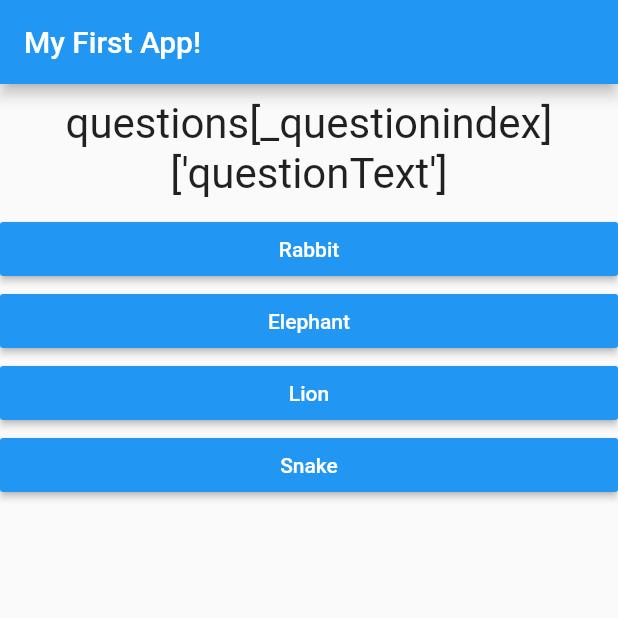
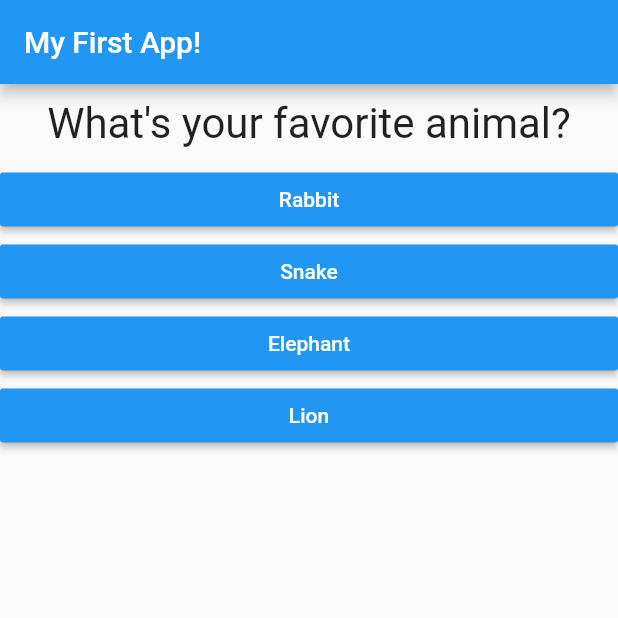
Before and after one commit to Amoghtech/Flutter-made-simple, a Flutter app: the screen it shows after launch, after a tap on "Black", on a phone screen of 412 x 824 dp, the top half of it. Run offline on Flutter 3.47's test engine with Material 2 defaults, Android fonts, the phone set to English and light mode, and no system bars.

Commit message:
Getter, splitting into small compoennts

```diff
--- a/quiz_app/lib/answer.dart
+++ b/quiz_app/lib/answer.dart
@@ -2,8 +2,8 @@ import 'package:flutter/material.dart';
 
 class Answer extends StatelessWidget {
   final VoidCallback selecthandler;
-final String answertext;
-  Answer(this.selecthandler,this.answertext);
+  final String answertext;
+  Answer(this.selecthandler, this.answertext);
 
   @override
   Widget build(BuildContext context) {
@@ -11,7 +11,7 @@ final String answertext;
         width: double.infinity,
         child: RaisedButton(
           onPressed: selecthandler,
-          textColor:Colors.white,
+          textColor: Colors.white,
           child: Text(answertext),
           color: Colors.blue,
         ));
--- a/quiz_app/lib/main.dart
+++ b/quiz_app/lib/main.dart
@@ -2,9 +2,8 @@
 import 'package:flutter/material.dart';
 
 //My Imports
-import './question.dart';
-import './answer.dart';
-
+import './quiz.dart';
+import './result.dart';
 // void main() {
 //   runApp(MyApp());
 // }
@@ -22,37 +21,61 @@ class MyApp extends StatefulWidget {
 class _MyAppState extends State<MyApp> {
   var _questionindex = 0;
 
-  void _answerquestions() {
+  final _questions = const [
+    {
+      'questionText': 'What\'s your favorite color?',
+      'answers': [
+        {'text': 'Black', 'score': 10},
+        {'text': 'Red', 'score': 5},
+        {'text': 'Green', 'score': 3},
+        {'text': 'White', 'score': 1},
+      ],
+    },
+    {
+      'questionText': 'What\'s your favorite animal?',
+      'answers': [
+        {'text': 'Rabbit', 'score': 3},
+        {'text': 'Snake', 'score': 11},
+        {'text': 'Elephant', 'score': 5},
+        {'text': 'Lion', 'score': 9},
+      ],
+    },
+    {
+      'questionText': 'Who\'s your favorite instructor?',
+      'answers': [
+        {'text': 'Max', 'score': 1},
+        {'text': 'Max', 'score': 1},
+        {'text': 'Max', 'score': 1},
+        {'text': 'Max', 'score': 1},
+      ],
+    },
+  ];
+  var _totalscore = 0;
+  void _answerquestions(int score) {
     setState(() {
       _questionindex = _questionindex + 1;
     });
+    _totalscore += score;
     // print('Answer chosen');
+    // if (_questionindex < _questions.length) {
+    //   print("We have more questions!");
+    // }
   }
 
   @override
   Widget build(BuildContext ctx) {
-    var questions = [
-      {
-        'questionText': 'What\'s your favorite color?',
-        'answers': ['Black', 'Red', 'Green', 'WHite']
-      },
-      {
-        'questionText': 'What\'s your favorite animal',
-        'answers': ['Rabbit', 'Elephant', 'Lion', 'Snake']
-      }
-    ];
     return MaterialApp(
       home: Scaffold(
         appBar: AppBar(
           title: Text('My First App!'),
         ),
-        body: Column(children: [
-          Question("questions[_questionindex]['questionText']"),
-          ...(questions[_questionindex]['answers'] as List<String>)
-              .map((answers) {
-            return Answer(_answerquestions, answers);
-          }).toList()
-        ]),
+        body: _questionindex < _questions.length
+            ? Quiz(
+                answerquestions: _answerquestions,
+                questions: _questions,
+                questionindex: _questionindex,
+              )
+            : Result(_totalscore),
       ),
     );
   }
--- /dev/null
+++ b/quiz_app/lib/quiz.dart
@@ -0,0 +1,26 @@
+import 'package:flutter/material.dart';
+import './answer.dart';
+import './question.dart';
+
+class Quiz extends StatelessWidget {
+  final Function answerquestions;
+  final List<Map<String, Object>> questions;
+  final int questionindex;
+
+  Quiz(
+      {@required this.answerquestions,
+      @required this.questions,
+      @required this.questionindex});
+
+  @override
+  Widget build(BuildContext context) {
+    return Column(children: [
+      Question(questions[questionindex]['questionText'].toString()),
+      ...(questions[questionindex]['answers'] as List<Map<String, Object>>)
+          .map((answers) {
+        return Answer(() => answerquestions(answers['score']),
+            answers['text'].toString());
+      }).toList()
+    ]);
+  }
+}
--- /dev/null
+++ b/quiz_app/lib/result.dart
@@ -0,0 +1,33 @@
+import 'package:flutter/material.dart';
+
+class Result extends StatelessWidget {
+  final int resultscore;
+
+  Result(this.resultscore);
+
+  String get resultPhrase {
+    var resulttext = 'You did it!';
+    if (resultscore <= 8) {
+      resulttext = 'You are awesome and innocent';
+    } else if (resultscore <= 12) {
+      resulttext = 'Pretty likeable!';
+    } else if (resultscore <= 16) {
+      resulttext = 'You are .. strange';
+    } else {
+      resulttext = "You are so bad";
+    }
+
+    return resulttext;
+  }
+
+  @override
+  Widget build(BuildContext context) {
+    return Center(
+      child: Text(
+        resultPhrase,
+        style: TextStyle(fontSize: 26, fontWeight: FontWeight.bold),
+        textAlign: TextAlign.center,
+      ),
+    );
+  }
+}
--- a/quiz_app/pubspec.yaml
+++ b/quiz_app/pubspec.yaml
@@ -18,7 +18,7 @@ publish_to: 'none' # Remove this line if you wish to publish to pub.dev
 version: 1.0.0+1
 
 environment:
-  sdk: ">=2.12.0 <3.0.0"
+  sdk: ">=2.11.0 <3.0.0"
 
 # Dependencies specify other packages that your package needs in order to work.
 # To automatically upgrade your package dependencies to the latest versions
```
